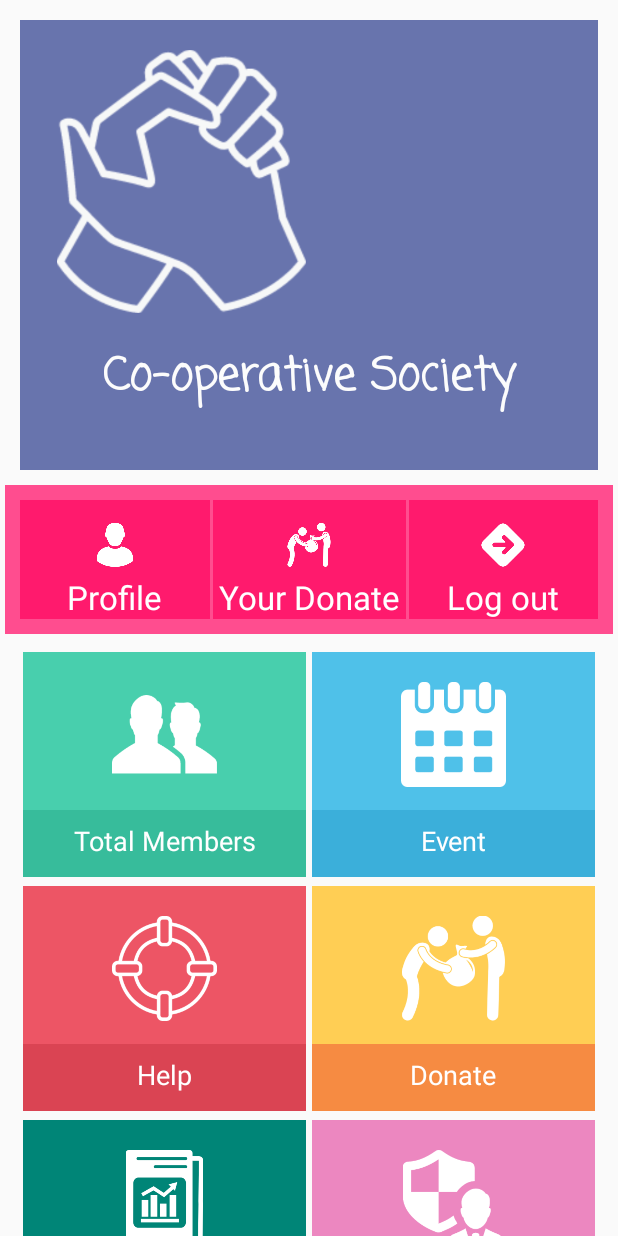
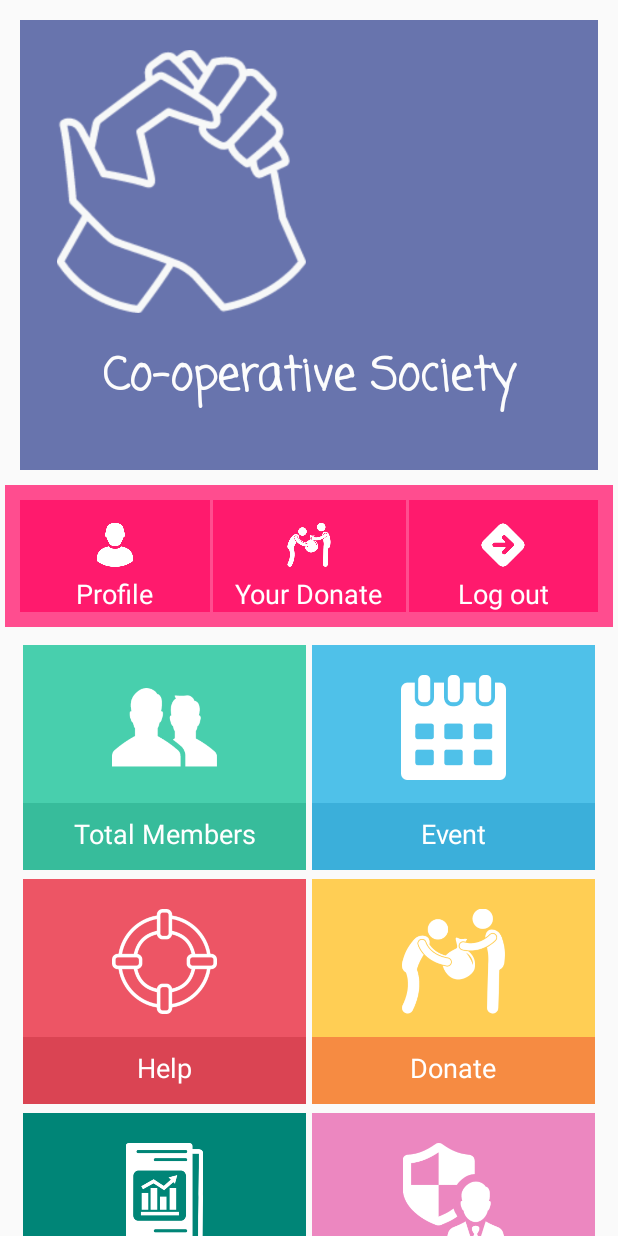
Before and after one commit to wahid8080/Co-operative-Society-master, an Android app: the screen it shows after launch once a user with an empty profile is signed in (MainActivity), on a phone screen of 412 x 824 dp. Run offline under Robolectric (Android 15) with nearby library versions, the phone set to English and light mode, and no system bars; our stand-ins replace Firebase (no records; nobody signed in at launch, a user with empty details on screens opened directly).

Commit message:
5th commit

```diff
--- a/app/src/main/res/layout/activity_main.xml
+++ b/app/src/main/res/layout/activity_main.xml
@@ -72,7 +72,7 @@
                         android:layout_height="40dp" />
 
                     <TextView
-                        android:textSize="22dp"
+                        android:textSize="18dp"
                         android:textColor="@color/colorWhite"
                         android:layout_width="wrap_content"
                         android:layout_height="wrap_content"
@@ -95,7 +95,7 @@
                         android:layout_height="40dp" />
 
                     <TextView
-                        android:textSize="22dp"
+                        android:textSize="18dp"
                         android:textColor="@color/colorWhite"
                         android:layout_width="wrap_content"
                         android:layout_height="wrap_content"
@@ -120,7 +120,7 @@
                         android:layout_height="40dp" />
 
                     <TextView
-                        android:textSize="22dp"
+                        android:textSize="18dp"
                         android:textColor="@color/colorWhite"
                         android:layout_width="wrap_content"
                         android:layout_height="wrap_content"
--- a/app/src/main/res/layout/members_view_list.xml
+++ b/app/src/main/res/layout/members_view_list.xml
@@ -19,7 +19,7 @@
             android:layout_height="match_parent">
 
             <de.hdodenhof.circleimageview.CircleImageView
-                android:onClick="GalleryFunction"
+
                 android:id="@+id/viewProfilePicMemberList"
                 android:layout_width="80dp"
                 android:layout_height="80dp"
```
Also changed, not shown: app/src/main/java/com/example/cooperativesociety/EventUpload.java (+20 -22 lines), app/src/main/java/com/example/cooperativesociety/MainActivitys/DonateActivity.java (+7 -0 lines), app/src/main/res/layout/activity_donate.xml (+21 -0 lines).
